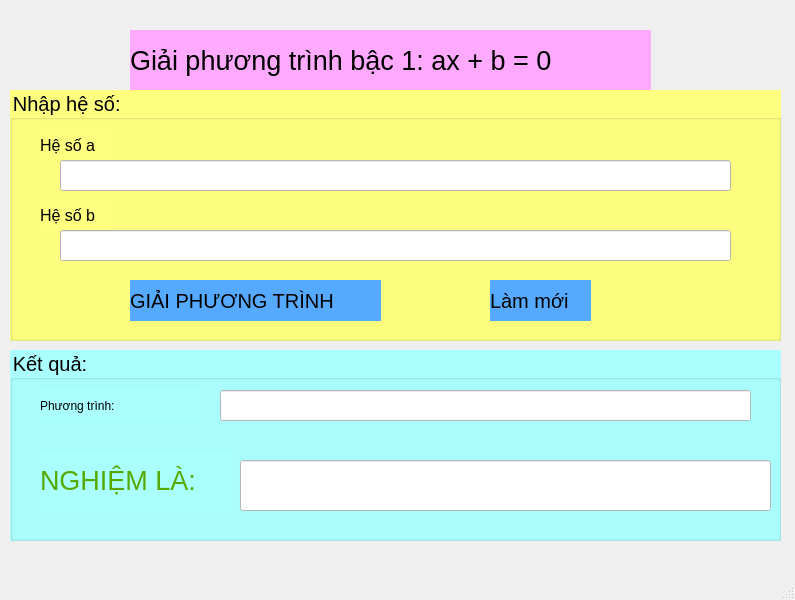
First picture: the form in mainwindow.ui/giaiphuongtrinhbac1.ui, repository nhudqk26411e-nhu/GiaiPhuongTrinhBac_1, before the edit.
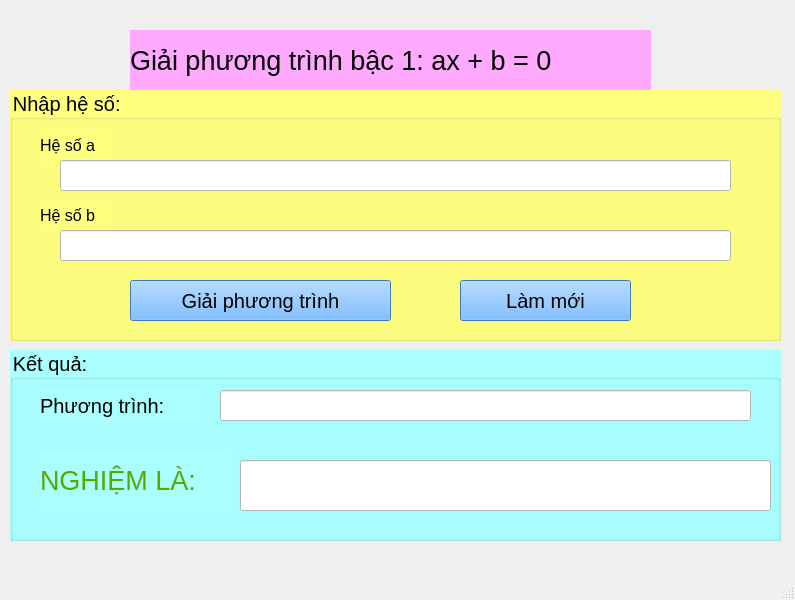
Second picture: the form after the edit.

What changed in the file:
```diff
--- a/mainwindow.ui/giaiphuongtrinhbac1.ui
+++ b/mainwindow.ui/giaiphuongtrinhbac1.ui
@@ -51,7 +51,8 @@
      </font>
     </property>
     <property name="styleSheet">
-     <string notr="true">background-color: rgb(255, 255, 127);</string>
+     <string notr="true">background-color: rgb(255, 255, 127);
+color: rgb(0, 0, 0);</string>
     </property>
     <property name="title">
      <string>Nhập hệ số: </string>
@@ -118,12 +119,12 @@
       <string notr="true">background-color: rgb(255, 255, 255);</string>
      </property>
     </widget>
-    <widget class="QLabel" name="label_4">
+    <widget class="QPushButton" name="pushButton">
      <property name="geometry">
       <rect>
        <x>120</x>
        <y>190</y>
-       <width>251</width>
+       <width>261</width>
        <height>41</height>
       </rect>
      </property>
@@ -133,18 +134,19 @@
       </font>
      </property>
      <property name="styleSheet">
-      <string notr="true">background-color: rgb(85, 170, 255);</string>
+      <string notr="true">background-color: rgb(85, 170, 255);
+color: rgb(0, 0, 0);</string>
      </property>
      <property name="text">
-      <string>GIẢI PHƯƠNG TRÌNH</string>
+      <string>Giải phương trình</string>
      </property>
     </widget>
-    <widget class="QLabel" name="label_5">
+    <widget class="QPushButton" name="pushButton_2">
      <property name="geometry">
       <rect>
-       <x>480</x>
+       <x>450</x>
        <y>190</y>
-       <width>101</width>
+       <width>171</width>
        <height>41</height>
       </rect>
      </property>
@@ -154,9 +156,8 @@
       </font>
      </property>
      <property name="styleSheet">
-      <string notr="true">color: rgb(0, 0, 0);
-background-color: rgb(85, 170, 255);
-</string>
+      <string notr="true">background-color: rgb(85, 170, 255);
+color: rgb(0, 0, 0);</string>
      </property>
      <property name="text">
       <string>Làm mới</string>
@@ -178,7 +179,8 @@
      </font>
     </property>
     <property name="styleSheet">
-     <string notr="true">background-color: rgb(170, 255, 255);</string>
+     <string notr="true">background-color: rgb(170, 255, 255);
+color: rgb(0, 0, 0);</string>
     </property>
     <property name="title">
      <string>Kết quả:</string>
@@ -192,6 +194,14 @@
        <height>31</height>
       </rect>
      </property>
+     <property name="font">
+      <font>
+       <pointsize>15</pointsize>
+      </font>
+     </property>
+     <property name="styleSheet">
+      <string notr="true">color: rgb(0, 0, 0);</string>
+     </property>
      <property name="text">
       <string>Phương trình:</string>
      </property>
```
Left out of the diff: 18 changed lines with no effect on the pictures.
